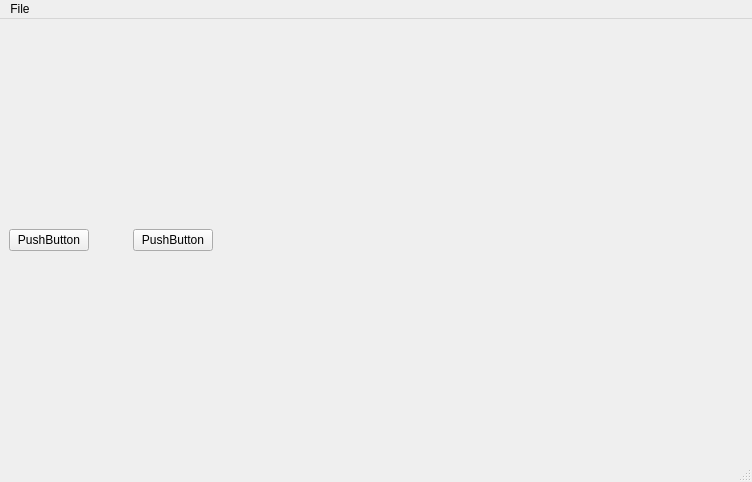
The window that FTIR_qt_interface.ui (Jammi-Dodgers/THz-interferometry) describes before a commit, drawn with Qt 5.
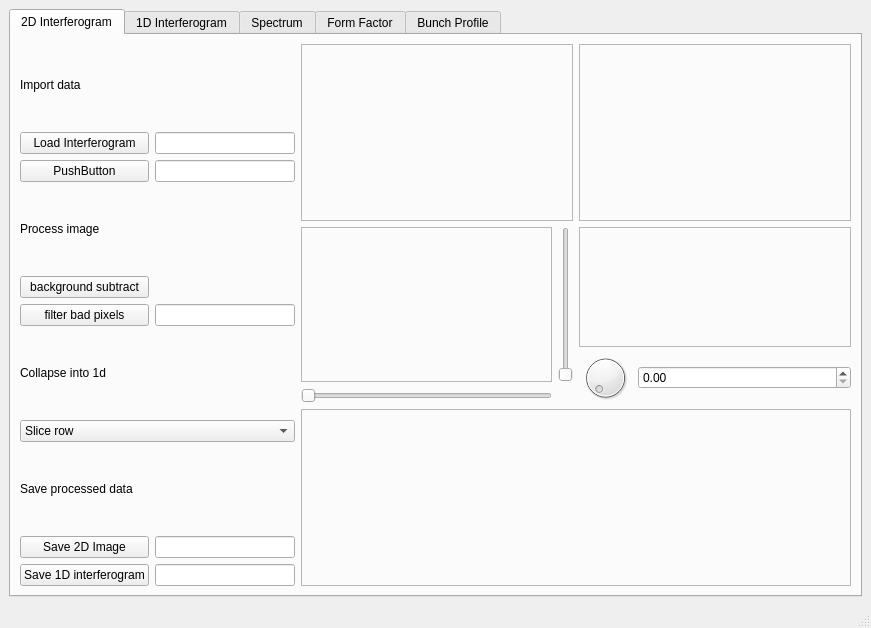
The same window after the commit.

Commit message: got 'bunch' from real data and figured out how qt works

What changed in the file:
```diff
--- a/FTIR_qt_interface.ui
+++ b/FTIR_qt_interface.ui
@@ -6,77 +6,253 @@
    <rect>
     <x>0</x>
     <y>0</y>
-    <width>752</width>
-    <height>482</height>
+    <width>871</width>
+    <height>628</height>
    </rect>
   </property>
   <property name="windowTitle">
    <string>MainWindow</string>
   </property>
   <widget class="QWidget" name="centralwidget">
-   <widget class="QWidget" name="">
-    <property name="geometry">
-     <rect>
-      <x>9</x>
-      <y>209</y>
-      <width>204</width>
-      <height>25</height>
-     </rect>
-    </property>
-    <layout class="QHBoxLayout" name="horizontalLayout">
-     <property name="sizeConstraint">
-      <enum>QLayout::SetDefaultConstraint</enum>
-     </property>
-     <item>
-      <widget class="QPushButton" name="pushButton">
-       <property name="text">
-        <string>PushButton</string>
-       </property>
+   <layout class="QGridLayout" name="gridLayout">
+    <item row="0" column="0">
+     <widget class="QTabWidget" name="tabWidget">
+      <property name="autoFillBackground">
+       <bool>false</bool>
+      </property>
+      <property name="currentIndex">
+       <number>0</number>
+      </property>
+      <widget class="QWidget" name="tab_2d">
+       <attribute name="title">
+        <string>2D Interferogram</string>
+       </attribute>
+       <layout class="QHBoxLayout" name="horizontalLayout" stretch="1,2">
+        <item>
+         <layout class="QGridLayout" name="gridLayout_2">
+          <item row="1" column="0">
+           <widget class="QPushButton" name="pushButton">
+            <property name="text">
+             <string>Load Interferogram</string>
+            </property>
+           </widget>
+          </item>
+          <item row="5" column="1">
+           <widget class="QLineEdit" name="lineEdit_3"/>
+          </item>
+          <item row="1" column="1">
+           <widget class="QLineEdit" name="lineEdit"/>
+          </item>
+          <item row="2" column="0">
+           <widget class="QPushButton" name="pushButton_2">
+            <property name="text">
+             <string>PushButton</string>
+            </property>
+           </widget>
+          </item>
+          <item row="9" column="0">
+           <widget class="QPushButton" name="pushButton_5">
+            <property name="text">
+             <string>Save 2D Image</string>
+            </property>
+           </widget>
+          </item>
+          <item row="5" column="0">
+           <widget class="QPushButton" name="pushButton_4">
+            <property name="text">
+             <string>filter bad pixels</string>
+            </property>
+           </widget>
+          </item>
+          <item row="6" column="0" colspan="2">
+           <widget class="QLabel" name="label_3">
+            <property name="text">
+             <string>Collapse into 1d</string>
+            </property>
+           </widget>
+          </item>
+          <item row="7" column="0" colspan="2">
+           <widget class="QComboBox" name="comboBox">
+            <item>
+             <property name="text">
+              <string>Slice row</string>
+             </property>
+            </item>
+            <item>
+             <property name="text">
+              <string>Slice column</string>
+             </property>
+            </item>
+            <item>
+             <property name="text">
+              <string>Average rows</string>
+             </property>
+            </item>
+            <item>
+             <property name="text">
+              <string>Average columns</string>
+             </property>
+            </item>
+            <item>
+             <property name="text">
+              <string>Filter by angle (experimental)</string>
+             </property>
+            </item>
+           </widget>
+          </item>
+          <item row="10" column="0">
+           <widget class="QPushButton" name="pushButton_6">
+            <property name="text">
+             <string>Save 1D interferogram</string>
+            </property>
+           </widget>
+          </item>
+          <item row="8" column="0" colspan="2">
+           <widget class="QLabel" name="label_4">
+            <property name="text">
+             <string>Save processed data</string>
+            </property>
+           </widget>
+          </item>
+          <item row="2" column="1">
+           <widget class="QLineEdit" name="lineEdit_2"/>
+          </item>
+          <item row="3" column="0" colspan="2">
+           <widget class="QLabel" name="label_2">
+            <property name="text">
+             <string>Process image</string>
+            </property>
+           </widget>
+          </item>
+          <item row="4" column="0">
+           <widget class="QPushButton" name="pushButton_3">
+            <property name="text">
+             <string>background subtract</string>
+            </property>
+           </widget>
+          </item>
+          <item row="10" column="1">
+           <widget class="QLineEdit" name="lineEdit_5"/>
+          </item>
+          <item row="9" column="1">
+           <widget class="QLineEdit" name="lineEdit_4"/>
+          </item>
+          <item row="0" column="0" colspan="2">
+           <widget class="QLabel" name="label">
+            <property name="text">
+             <string>Import data</string>
+            </property>
+           </widget>
+          </item>
+         </layout>
+        </item>
+        <item>
+         <layout class="QGridLayout" name="gridLayout_5" rowstretch="1,1,1">
+          <item row="0" column="0">
+           <widget class="QFrame" name="frame_2">
+            <property name="frameShape">
+             <enum>QFrame::StyledPanel</enum>
+            </property>
+            <property name="frameShadow">
+             <enum>QFrame::Raised</enum>
+            </property>
+           </widget>
+          </item>
+          <item row="0" column="1">
+           <widget class="QFrame" name="frame">
+            <property name="frameShape">
+             <enum>QFrame::StyledPanel</enum>
+            </property>
+            <property name="frameShadow">
+             <enum>QFrame::Raised</enum>
+            </property>
+           </widget>
+          </item>
+          <item row="1" column="0">
+           <layout class="QGridLayout" name="gridLayout_3">
+            <item row="0" column="0">
+             <widget class="QFrame" name="frame_4">
+              <property name="frameShape">
+               <enum>QFrame::StyledPanel</enum>
+              </property>
+              <property name="frameShadow">
+               <enum>QFrame::Raised</enum>
+              </property>
+             </widget>
+            </item>
+            <item row="0" column="1">
+             <widget class="QSlider" name="verticalSlider">
+              <property name="orientation">
+               <enum>Qt::Vertical</enum>
+              </property>
+             </widget>
+            </item>
+            <item row="1" column="0">
+             <widget class="QSlider" name="horizontalSlider">
+              <property name="orientation">
+               <enum>Qt::Horizontal</enum>
+              </property>
+             </widget>
+            </item>
+           </layout>
+          </item>
+          <item row="1" column="1">
+           <layout class="QGridLayout" name="gridLayout_4" rowstretch="2,1" columnstretch="1,4">
+            <item row="0" column="0" colspan="2">
+             <widget class="QFrame" name="frame_3">
+              <property name="frameShape">
+               <enum>QFrame::StyledPanel</enum>
+              </property>
+              <property name="frameShadow">
+               <enum>QFrame::Raised</enum>
+              </property>
+             </widget>
+            </item>
+            <item row="1" column="0">
+             <widget class="QDial" name="dial"/>
+            </item>
+            <item row="1" column="1">
+             <widget class="QDoubleSpinBox" name="doubleSpinBox"/>
+            </item>
+           </layout>
+          </item>
+          <item row="2" column="0" colspan="2">
+           <widget class="QFrame" name="frame_5">
+            <property name="frameShape">
+             <enum>QFrame::StyledPanel</enum>
+            </property>
+            <property name="frameShadow">
+             <enum>QFrame::Raised</enum>
+            </property>
+           </widget>
+          </item>
+         </layout>
+        </item>
+       </layout>
       </widget>
-     </item>
-     <item>
-      <spacer name="horizontalSpacer">
-       <property name="orientation">
-        <enum>Qt::Horizontal</enum>
-       </property>
-       <property name="sizeType">
-        <enum>QSizePolicy::Expanding</enum>
-       </property>
-       <property name="sizeHint" stdset="0">
-        <size>
-         <width>40</width>
-         <height>20</height>
-        </size>
-       </property>
-      </spacer>
-     </item>
-     <item>
-      <widget class="QPushButton" name="pushButton_2">
-       <property name="text">
-        <string>PushButton</string>
-       </property>
+      <widget class="QWidget" name="tab_1d">
+       <attribute name="title">
+        <string>1D Interferogram</string>
+       </attribute>
       </widget>
-     </item>
-    </layout>
-   </widget>
-  </widget>
-  <widget class="QMenuBar" name="menubar">
-   <property name="geometry">
-    <rect>
-     <x>0</x>
-     <y>0</y>
-     <width>752</width>
-     <height>21</height>
-    </rect>
-   </property>
-   <widget class="QMenu" name="menuFile">
-    <property name="title">
-     <string>File</string>
-    </property>
-    <addaction name="actionOpen"/>
-    <addaction name="actionSave"/>
-   </widget>
-   <addaction name="menuFile"/>
+      <widget class="QWidget" name="tab_spec">
+       <attribute name="title">
+        <string>Spectrum</string>
+       </attribute>
+      </widget>
+      <widget class="QWidget" name="tab_ff">
+       <attribute name="title">
+        <string>Form Factor</string>
+       </attribute>
+      </widget>
+      <widget class="QWidget" name="tab_bunch">
+       <attribute name="title">
+        <string>Bunch Profile</string>
+       </attribute>
+      </widget>
+     </widget>
+    </item>
+   </layout>
   </widget>
   <widget class="QStatusBar" name="statusbar"/>
   <action name="actionOpen">
```
The commit also changes 6 other files.
